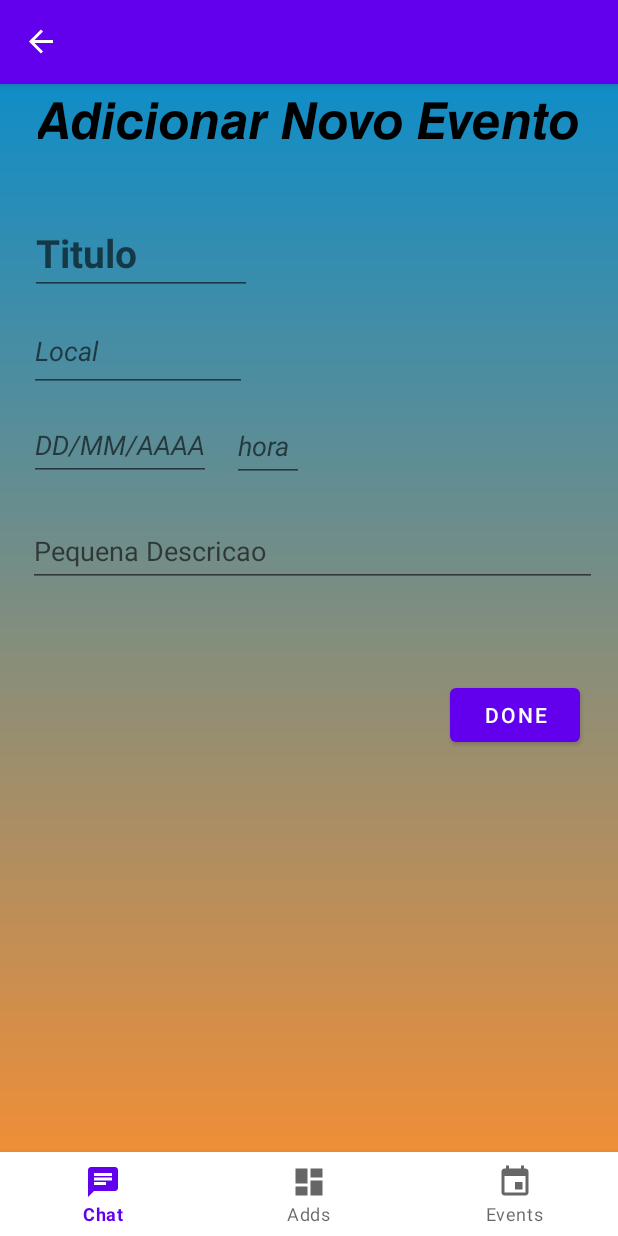
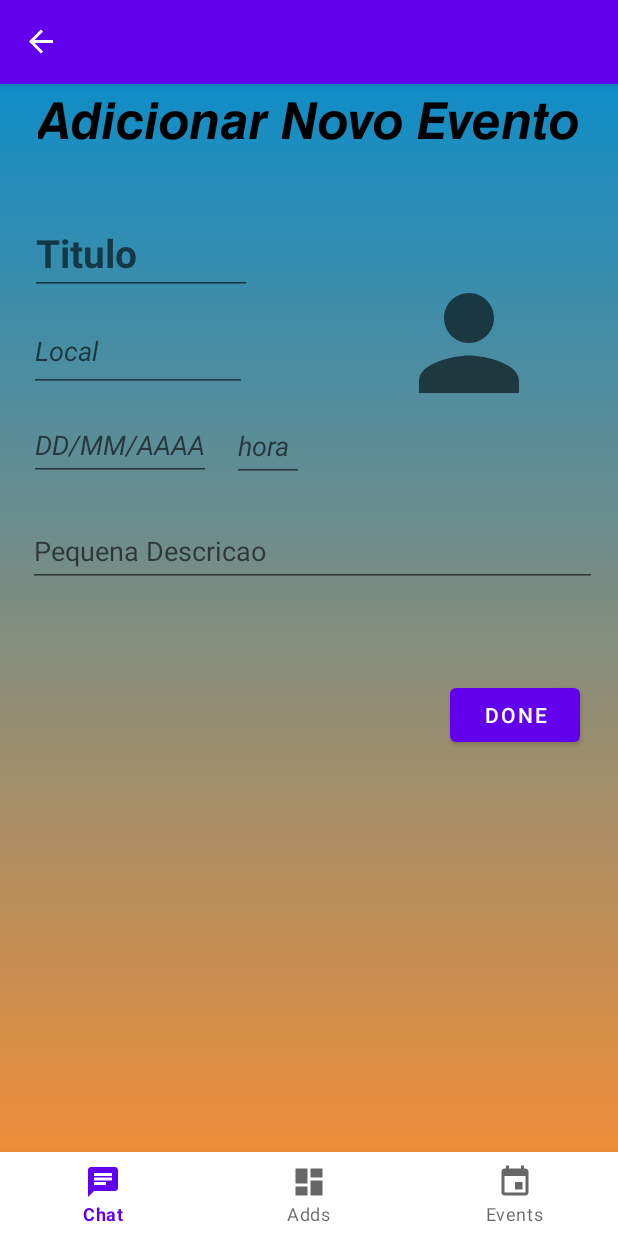
Before and after one commit to ECMiraldo/TownBoard2, an Android app: the AddEventFragment screen opened through its navigation route, on a phone screen of 412 x 824 dp. Run offline under Robolectric (Android 15) with nearby library versions, the phone set to English and light mode, and no system bars; our stand-ins replace Firebase (no records; nobody signed in at launch, a user with empty details on screens opened directly), navigation-ui; 1 statement that could not run was skipped.

Commit message:
scroll do chat done. image no event a caminho

```diff
--- a/app/src/main/java/com/example/townboard2/ui/chat/ChatFragment.kt
+++ b/app/src/main/java/com/example/townboard2/ui/chat/ChatFragment.kt
@@ -81,6 +81,7 @@ class ChatFragment : Fragment() {
                     val dateformated = formatDate(messageDate!!)
                     messageList.add(Message(message!!, messageUID!!, messageSender!!, dateformated!! ,messageHour!! ))
                 }
+                _binding?.chatRecyclerView?.scrollToPosition(messageList.size -1)
                 messageAdapter.notifyDataSetChanged()
             }.addOnFailureListener() { exception ->
                 Log.w(ContentValues.TAG, "Error getting documents.", exception)
--- a/app/src/main/res/layout/fragment_add_event.xml
+++ b/app/src/main/res/layout/fragment_add_event.xml
@@ -97,15 +97,17 @@
 
         <ImageView
             android:id="@+id/addEventImageView"
-            android:layout_width="wrap_content"
-            android:clickable="true"
-            android:layout_height="wrap_content"
+            android:layout_width="100dp"
+            android:layout_height="100dp"
             android:layout_alignParentEnd="true"
             android:layout_alignParentBottom="true"
             android:layout_marginEnd="49dp"
             android:layout_marginBottom="240dp"
-            tools:srcCompat="@tools:sample/avatars"
-            android:focusable="true" />
+            android:clickable="true"
+            android:focusable="true"
+            android:visibility="visible"
+            android:src="@drawable/ic_baseline_person_24"
+             />
 
 
     </RelativeLayout>
```
Also changed, not shown: app/src/main/java/com/example/townboard2/ui/events/AddEventFragment.kt (+23 -14 lines).
